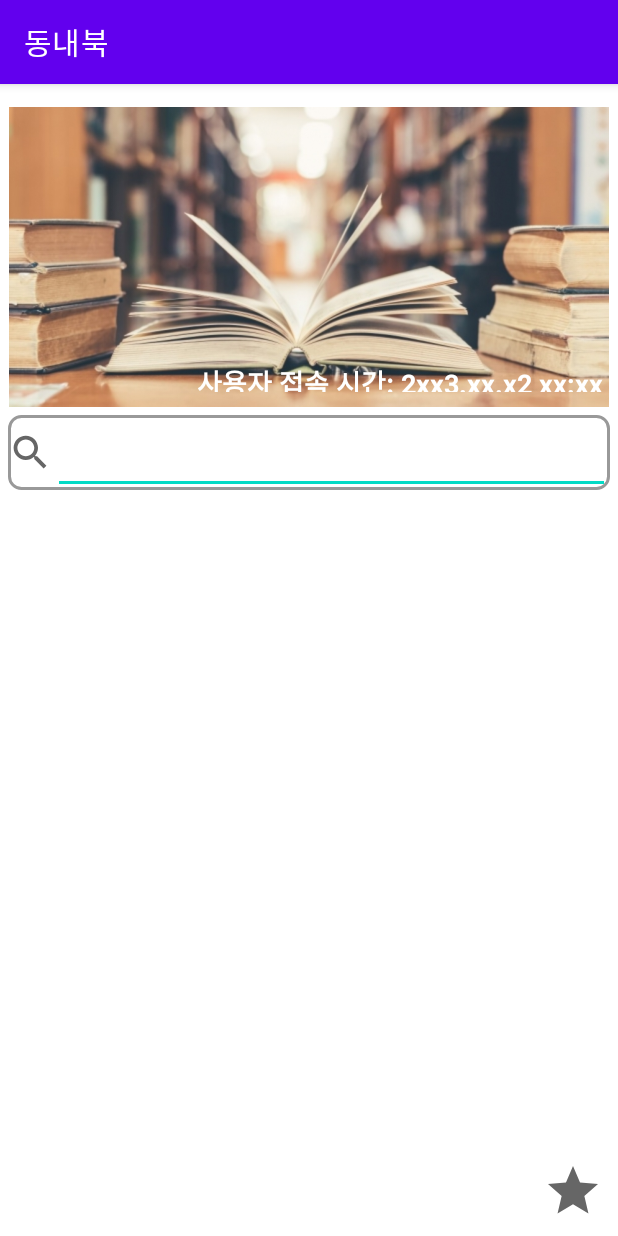
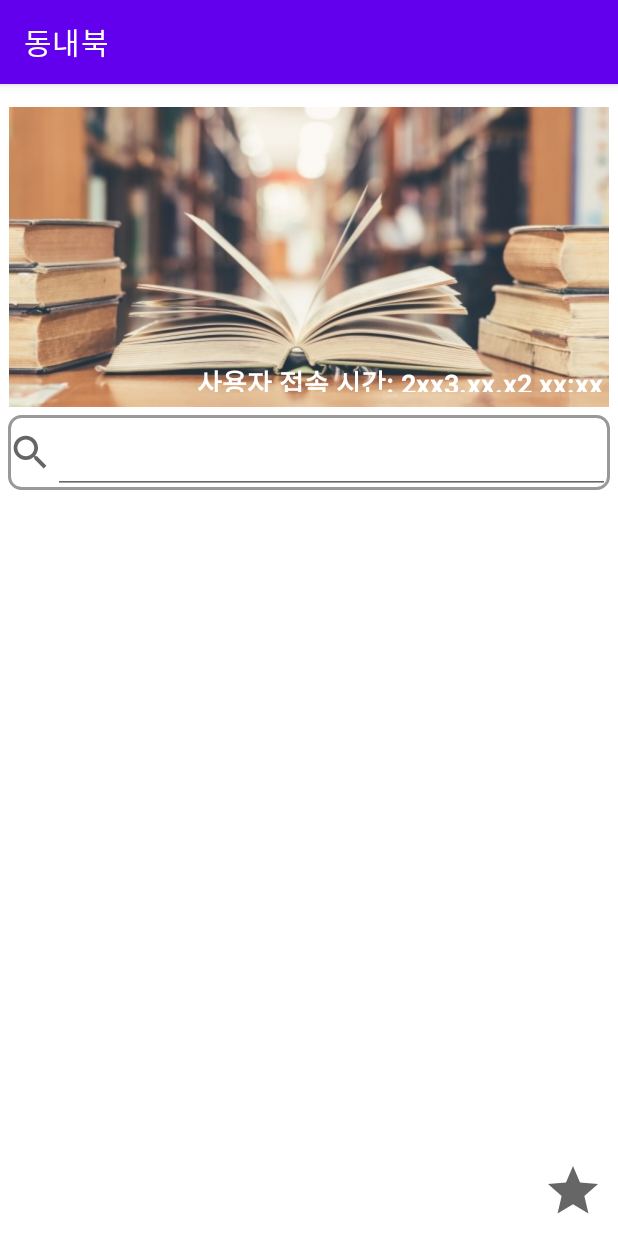
Before and after one commit to dltpgh98/DND, an Android app: the MainActivity screen opened directly, with no data from a screen before it, on a phone screen of 412 x 824 dp. Run offline under Robolectric (Android 15) with nearby library versions, the phone set to English and light mode, and no system bars; 15 statements that could not run were skipped.

Commit message:
로그인 -> 취향 정보 등록화면 -> 메인화면 이동(자동 키보드 오프)

```diff
--- a/app/src/main/java/com/example/ItemData/MainBook_Item.kt
+++ b/app/src/main/java/com/example/ItemData/MainBook_Item.kt
@@ -5,3 +5,5 @@ import java.util.*
 
 data class MainBook_Item (val tag1: String, val tag2: String,val tag3: String , val Img: String ,val Title: String, val Writer: String)
 data class BookMark_Item (val img: String, val title: String,val writer: String, val publisher: String, val tag1: String,val tag2: String,val tag3: String,val tag4: String,val tag5: String,val tag6: String, val pickDate : String)
+data class Book_Care_Item(val title: String, val info: String)
+data class User_Pref_Item(val prefItem : String)
--- a/app/src/main/java/com/example/myapplication/LoginActivity.kt
+++ b/app/src/main/java/com/example/myapplication/LoginActivity.kt
@@ -19,7 +19,7 @@ class LoginActivity : AppCompatActivity(){
         setContentView(R.layout.login)
 
         // 기본 URL
-        val BASE_URL = "http://172.16.104.69:8000/"
+        val BASE_URL = "http://172.16.114.196:8000/"
 
         // Retrofit 인터페이스를 구현한 서비스 인스턴스 생성 함수
         fun createRetrofitService(): RetrofitService {
@@ -58,7 +58,7 @@ class LoginActivity : AppCompatActivity(){
                                 val userAge: Int = userInfo.userAge
                                 val userTime: String = userInfo.userTime
 
-                                val intent = Intent(this@LoginActivity, MainActivity::class.java)
+                                val intent = Intent(this@LoginActivity, UserPrefAction::class.java)
                                 intent.putExtra("userInfo", userInfo)
                                 startActivity(intent)
                             }
--- a/app/src/main/res/layout/main_frame.xml
+++ b/app/src/main/res/layout/main_frame.xml
@@ -28,7 +28,9 @@
         android:layout_marginTop="15dp"
         android:layout_marginBottom="5dp"
         android:background="@drawable/radious_layout"
-        android:layout_marginHorizontal="5dp">
+        android:layout_marginHorizontal="5dp"
+        android:focusable="true"
+        android:focusableInTouchMode="true">
         <ImageButton
             android:id="@+id/main_search_ibtn"
             android:layout_width="30sp"
```
Also changed, not shown: app/src/main/AndroidManifest.xml (+2 -12 lines), app/src/main/res/drawable/ic_baseline_subdirectory_arrow_left_24.xml (added, +10 -0 lines).
